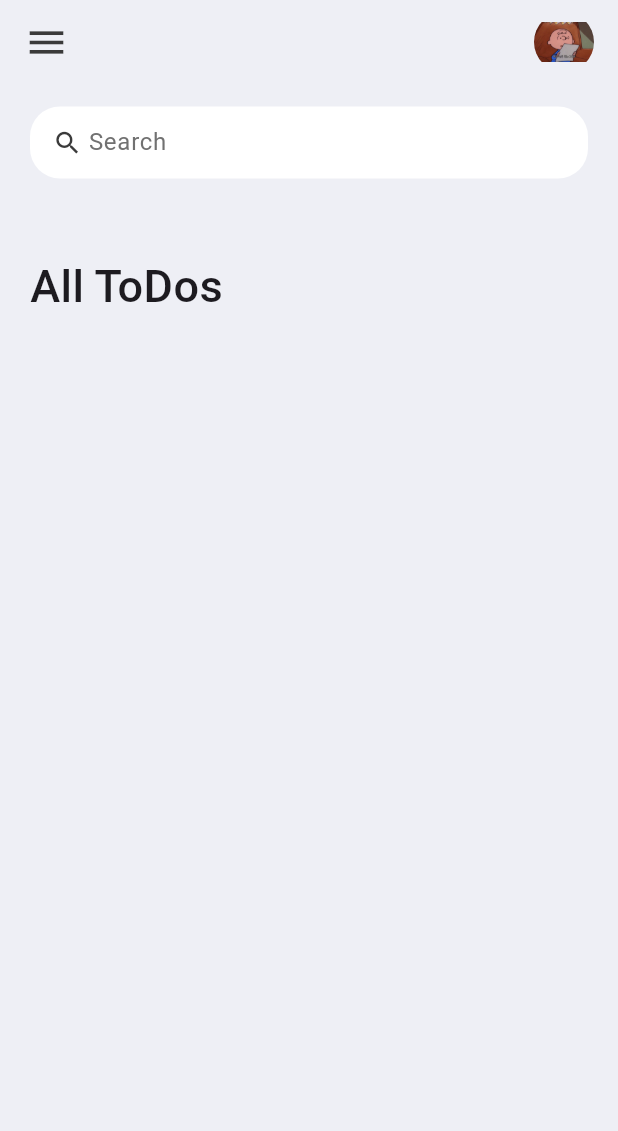
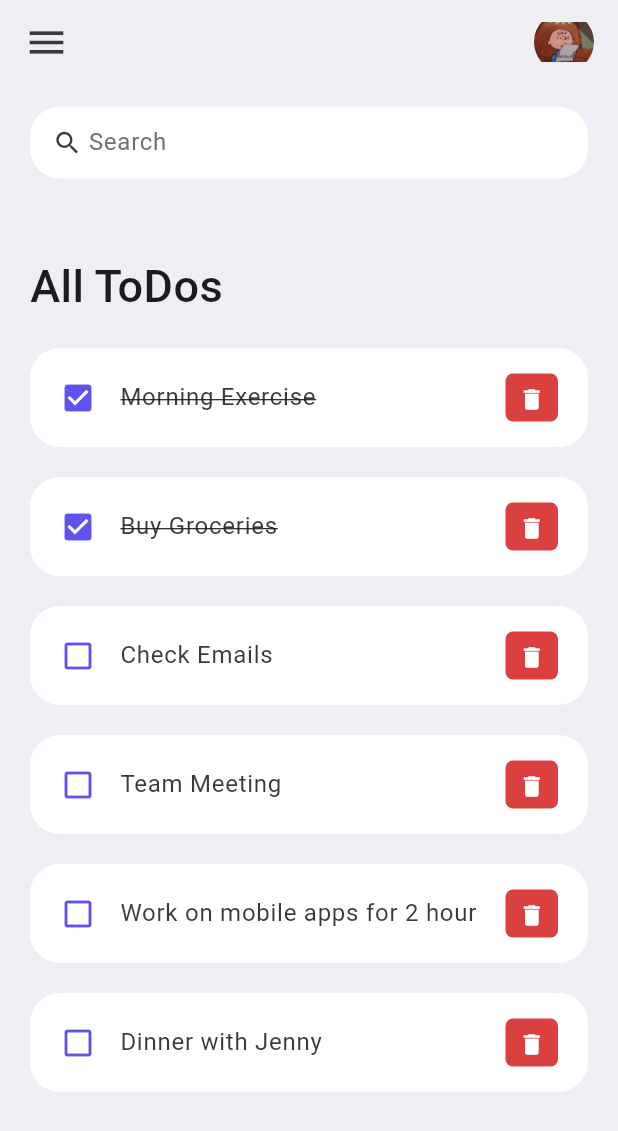
Before and after one commit to rhrh9999/flutter_todolist, a Flutter app: the screen it shows after launch, on a phone screen of 412 x 824 dp. Shown: the top 1131 px of the screen. Run offline on Flutter 3.47's test engine with Material 3 defaults, Android fonts, the phone set to English and light mode, and no system bars.

Commit message:
todoList by using ListTile

```diff
--- /dev/null
+++ b/lib/model/todo.dart
@@ -0,0 +1,22 @@
+class ToDo{
+  String? id;
+  String? todoText;
+  bool isDone;
+
+  ToDo({
+    required this.id,
+    required this.todoText,
+    this.isDone=false,
+});
+
+  static List<ToDo> todoList(){
+    return[
+      ToDo(id: '01', todoText: 'Morning Exercise', isDone: true),
+      ToDo(id: '02', todoText: 'Buy Groceries', isDone: true),
+      ToDo(id: '03', todoText: 'Check Emails', ),
+      ToDo(id: '04', todoText: 'Team Meeting', ),
+      ToDo(id: '05', todoText: 'Work on mobile apps for 2 hour',),
+      ToDo(id: '06', todoText: 'Dinner with Jenny', ),
+    ];
+  }
+}
--- a/lib/screens/home.dart
+++ b/lib/screens/home.dart
@@ -1,8 +1,13 @@
 import 'package:flutter/material.dart';
+import 'package:flutter_todolist_app/model/todo.dart';
 import 'package:flutter_todolist_app/constants/colors.dart';
+import 'package:flutter_todolist_app/widgets/todo_item.dart';
 
 class Home extends StatelessWidget {
-  const Home({super.key});
+   Home({Key? key}) : super(key: key);
+
+  final todosList = ToDo.todoList();
+
   @override
   Widget build(BuildContext context) {
     return Scaffold(
@@ -27,12 +32,17 @@ class Home extends StatelessWidget {
                         ),
                         ),
                       ),
+
+                      for ( ToDo todoo in todosList)
+                        ToDoItem(todo: todoo),
                     ],
                   ),
               )
           ],
         ),
     ),
+
+
     );
   }
 
--- /dev/null
+++ b/lib/widgets/todo_item.dart
@@ -0,0 +1,55 @@
+import 'package:flutter/material.dart';
+import 'package:flutter_todolist_app/model/todo.dart';
+import 'package:flutter_todolist_app/constants/colors.dart';
+
+class ToDoItem extends StatelessWidget {
+  final ToDo todo;
+  const ToDoItem({Key? key, required this.todo}) : super(key: key);
+
+  @override
+  Widget build(BuildContext context) {
+    return Container(
+      margin: EdgeInsets.only(bottom:20),
+      child: ListTile(
+        onTap: () {
+          print('Clicked on Todo Item.');
+        },
+        shape: RoundedRectangleBorder(
+          borderRadius: BorderRadius.circular(20),
+        ),
+        contentPadding: EdgeInsets.symmetric(horizontal: 20, vertical: 5),
+        tileColor: Colors.white,
+        leading: Icon(
+          todo.isDone?Icons.check_box : Icons.check_box_outline_blank,
+          color:toBlue,
+        ),
+        title: Text(
+          todo.todoText!,
+          style: TextStyle(
+            fontSize: 16,
+            color: toBlack,
+            decoration: todo.isDone? TextDecoration.lineThrough : null,
+          ),
+        ),
+        trailing: Container(
+          padding: EdgeInsets.all(0),
+          margin: EdgeInsets.symmetric(vertical: 12),
+          height: 35,
+          width: 35,
+          decoration: BoxDecoration(
+            color: toRed,
+            borderRadius: BorderRadius.circular(5),
+          ),
+          child: IconButton(
+            color: Colors.white,
+            iconSize: 18,
+            icon: Icon(Icons.delete),
+            onPressed: () {
+              print('Clicked on delete icon');
+            },
+          ),
+        ),
+      ),
+    );
+  }
+}
```
